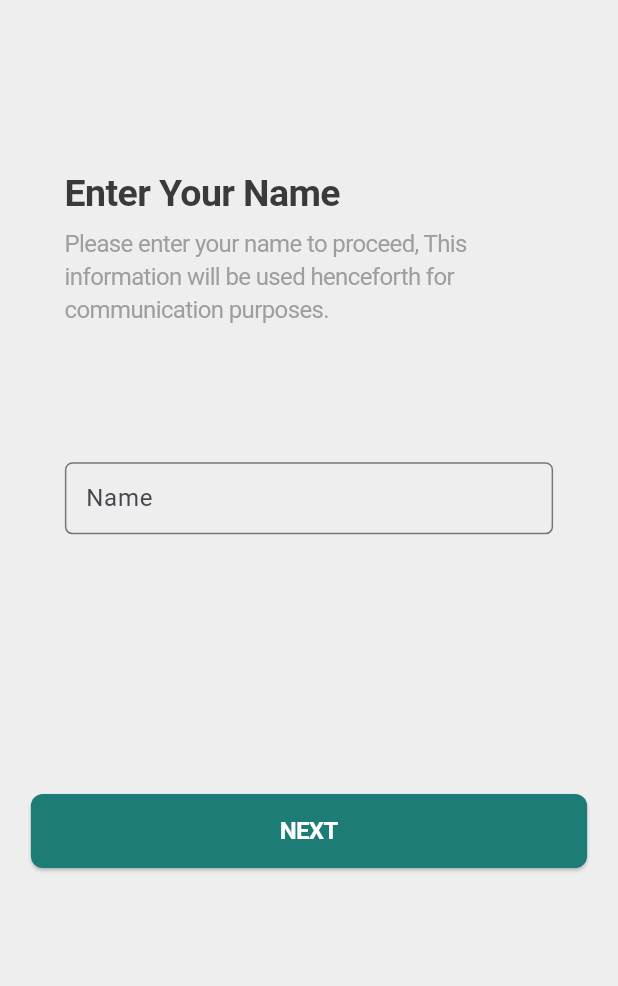
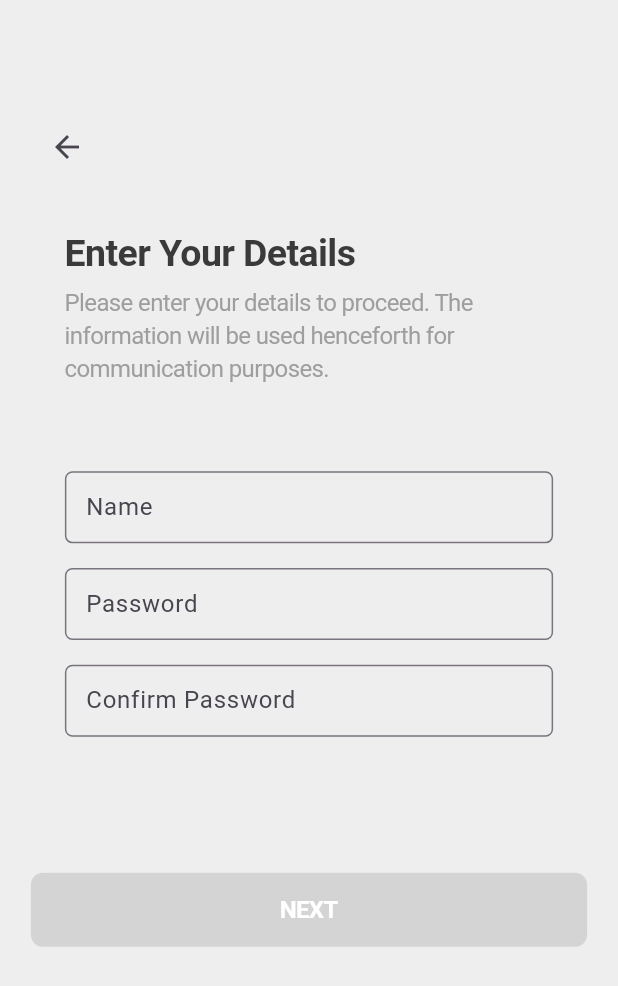
Before and after one commit to AaryaZ/Smart-Ambulance, a Flutter app: the NameScreen screen opened directly, on a phone screen of 412 x 824 dp. Shown: the top 986 px of the screen. Run offline on Flutter 3.47's test engine with Material 3 defaults, Android fonts, the phone set to English and light mode, and no system bars; our stand-ins replace google_fonts, intl_phone_field.

Commit message:
New Changes

```diff
--- a/lib/name.dart
+++ b/lib/name.dart
@@ -1,8 +1,36 @@
 import 'package:flutter/material.dart';
-import 'login.dart'; // Ensure this import is correct
+import 'login.dart'; // Import the LoginScreen
+import 'otp_verification_screen.dart'; // Import the OtpVerificationScreen
 
-class NameScreen extends StatelessWidget {
+class NameScreen extends StatefulWidget {
+  @override
+  _NameScreenState createState() => _NameScreenState();
+}
+
+class _NameScreenState extends State<NameScreen> {
   final TextEditingController nameController = TextEditingController();
+  final TextEditingController passwordController = TextEditingController();
+  final TextEditingController confirmPasswordController = TextEditingController();
+  final _formKey = GlobalKey<FormState>();
+  bool _isPasswordValid = true;
+  bool _doPasswordsMatch = true;
+  bool _isNextButtonEnabled = false;
+
+  void _validatePassword() {
+    final password = passwordController.text;
+    final confirmPassword = confirmPasswordController.text;
+
+    setState(() {
+      _isPasswordValid = _isStrongPassword(password);
+      _doPasswordsMatch = password == confirmPassword;
+      _isNextButtonEnabled = _isPasswordValid && _doPasswordsMatch;
+    });
+  }
+
+  bool _isStrongPassword(String password) {
+    final regex = RegExp(r'^(?=.*[A-Za-z])(?=.*\d)(?=.*[@$!%*#?&])[A-Za-z\d@$!%*#?&]{8,}$');
+    return regex.hasMatch(password);
+  }
 
   @override
   Widget build(BuildContext context) {
@@ -19,12 +47,39 @@ class NameScreen extends StatelessWidget {
         child: Column(
           crossAxisAlignment: CrossAxisAlignment.start,
           children: [
-            SizedBox(height: screenHeight * 0.1),
+            SizedBox(height: screenHeight * 0.05),
+
+            Row(
+              children: [
+                IconButton(
+                  icon: Icon(Icons.arrow_back),
+                  onPressed: () {
+                    Navigator.pop(context);
+                  },
+                ),
+                SizedBox(width: screenWidth * 0.03),
+                Expanded(
+                  child: Text(
+                    '', // Empty header text
+                    style: TextStyle(
+                      color: Color(0xFF3A3A3A),
+                      fontFamily: 'Roboto',
+                      fontSize: 25.0, // Fixed font size
+                      fontWeight: FontWeight.w600,
+                      letterSpacing: -0.41,
+                      height: 1.1,
+                    ),
+                  ),
+                ),
+              ],
+            ),
+
+            SizedBox(height: screenHeight * 0.04),
 
             Padding(
               padding: EdgeInsets.symmetric(horizontal: screenWidth * 0.055),
               child: Text(
-                'Enter Your Name',
+                'Enter Your Details',
                 style: TextStyle(
                   color: Color(0xFF3A3A3A),
                   fontFamily: 'Roboto',
@@ -36,11 +91,10 @@ class NameScreen extends StatelessWidget {
               ),
             ),
             SizedBox(height: screenHeight * 0.009),
-
             Padding(
               padding: EdgeInsets.symmetric(horizontal: screenWidth * 0.055),
               child: Text(
-                'Please enter your name to proceed, This information will be used henceforth for communication purposes.',
+                'Please enter your details to proceed. The information will be used henceforth for communication purposes.',
                 style: TextStyle(
                   fontFamily: 'Roboto',
                   fontSize: 16.0, // Fixed font size
@@ -50,8 +104,11 @@ class NameScreen extends StatelessWidget {
                 ),
               ),
             ),
-            SizedBox(height: screenHeight * 0.111),
-
+            SizedBox(height: screenHeight * 0.07),
+            Form(
+              key: _formKey,
+              child: Column(
+                children: [
                   Padding(
                     padding: EdgeInsets.symmetric(horizontal: screenWidth * 0.055),
                     child: TextFormField(
@@ -69,20 +126,69 @@ class NameScreen extends StatelessWidget {
                       ),
                     ),
                   ),
-            SizedBox(height: screenHeight * 0.21),
-
+                  SizedBox(height: screenHeight * 0.02),
+                  Padding(
+                    padding: EdgeInsets.symmetric(horizontal: screenWidth * 0.055),
+                    child: TextFormField(
+                      controller: passwordController,
+                      obscureText: true,
+                      onChanged: (_) => _validatePassword(),
+                      decoration: InputDecoration(
+                        labelText: 'Password',
+                        errorText: !_isPasswordValid
+                            ? 'Password must be at least 8 characters long, include a letter, a number, and a special character'
+                            : null,
+                        border: OutlineInputBorder(
+                          borderRadius: BorderRadius.circular(5.0),
+                        ),
+                        focusedBorder: OutlineInputBorder(
+                          borderRadius: BorderRadius.circular(5.0),
+                          borderSide: BorderSide(color: Colors.teal),
+                        ),
+                        contentPadding: EdgeInsets.symmetric(vertical: 10.0, horizontal: 10.0), // Reduced height
+                      ),
+                    ),
+                  ),
+                  SizedBox(height: screenHeight * 0.02),
+                  Padding(
+                    padding: EdgeInsets.symmetric(horizontal: screenWidth * 0.055),
+                    child: TextFormField(
+                      controller: confirmPasswordController,
+                      obscureText: true,
+                      onChanged: (_) => _validatePassword(),
+                      decoration: InputDecoration(
+                        labelText: 'Confirm Password',
+                        errorText: !_doPasswordsMatch ? 'Passwords do not match' : null,
+                        border: OutlineInputBorder(
+                          borderRadius: BorderRadius.circular(5.0),
+                        ),
+                        focusedBorder: OutlineInputBorder(
+                          borderRadius: BorderRadius.circular(5.0),
+                          borderSide: BorderSide(color: Colors.teal),
+                        ),
+                        contentPadding: EdgeInsets.symmetric(vertical: 10.0, horizontal: 10.0), // Reduced height
+                      ),
+                    ),
+                  ),
+                ],
+              ),
+            ),
+            SizedBox(height: screenHeight * 0.11),
             SizedBox(
               width: double.infinity,
               child: ElevatedButton(
-                onPressed: () {
-                  // Navigate to LoginScreen and pass the name if needed
+                onPressed: _isNextButtonEnabled
+                    ? () {
+                        if (_formKey.currentState != null && _formKey.currentState!.validate()) {
                           Navigator.push(
                             context,
-                    MaterialPageRoute(builder: (context) => LoginScreen()), // Assuming LoginScreen is in login.dart
+                            MaterialPageRoute(builder: (context) => OtpVerificationScreen()),
                           );
-                },
+                        }
+                      }
+                    : null,
                 style: ElevatedButton.styleFrom(
-                  backgroundColor: Color(0xFF1D7C76),
+                  backgroundColor: _isNextButtonEnabled ? Color(0xFF1D7C76) : Colors.grey,
                   padding: EdgeInsets.symmetric(vertical: screenHeight * 0.016),
                   shape: RoundedRectangleBorder(
                     borderRadius: BorderRadius.circular(8.0),
--- a/lib/splash_screen.dart
+++ b/lib/splash_screen.dart
@@ -1,7 +1,7 @@
 import 'package:flutter/material.dart';
 import 'dart:async';
 import 'package:google_fonts/google_fonts.dart';
-import 'name.dart';
+import 'login.dart';
 
 class SplashScreen extends StatefulWidget {
   @override
@@ -15,7 +15,7 @@ class _SplashScreenState extends State<SplashScreen> {
     Timer(Duration(seconds: 3), () {
       Navigator.pushReplacement(
         context,
-        MaterialPageRoute(builder: (context) => NameScreen()),
+        MaterialPageRoute(builder: (context) => LoginScreen()),
       );
     });
   }
--- a/pubspec.yaml
+++ b/pubspec.yaml
@@ -11,6 +11,7 @@ dependencies:
     sdk: flutter
   intl_phone_field: ^3.0.1
   google_fonts: ^4.0.0
+  permission_handler: ^10.2.0
 
 dev_dependencies:
   flutter_test:
```
Also changed, not shown: lib/login.dart (+5 -10 lines), lib/otp_verification_screen.dart (+31 -5 lines), pubspec.lock, 5 other files. Lines whose indentation alone changed are shown as unchanged.
